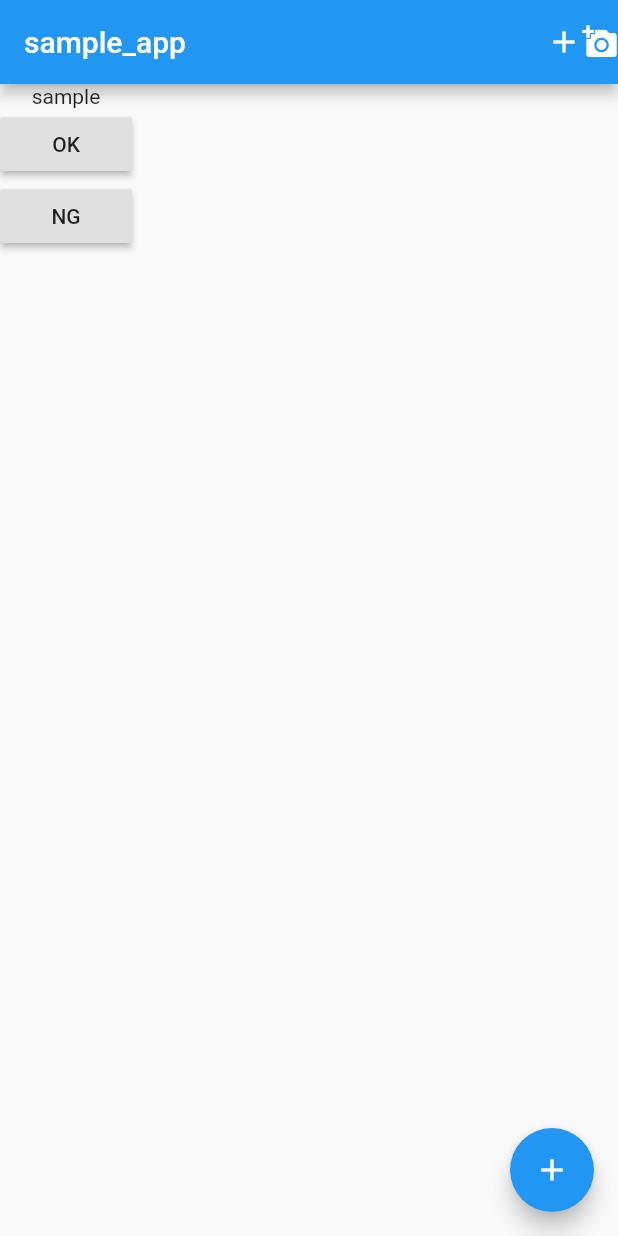
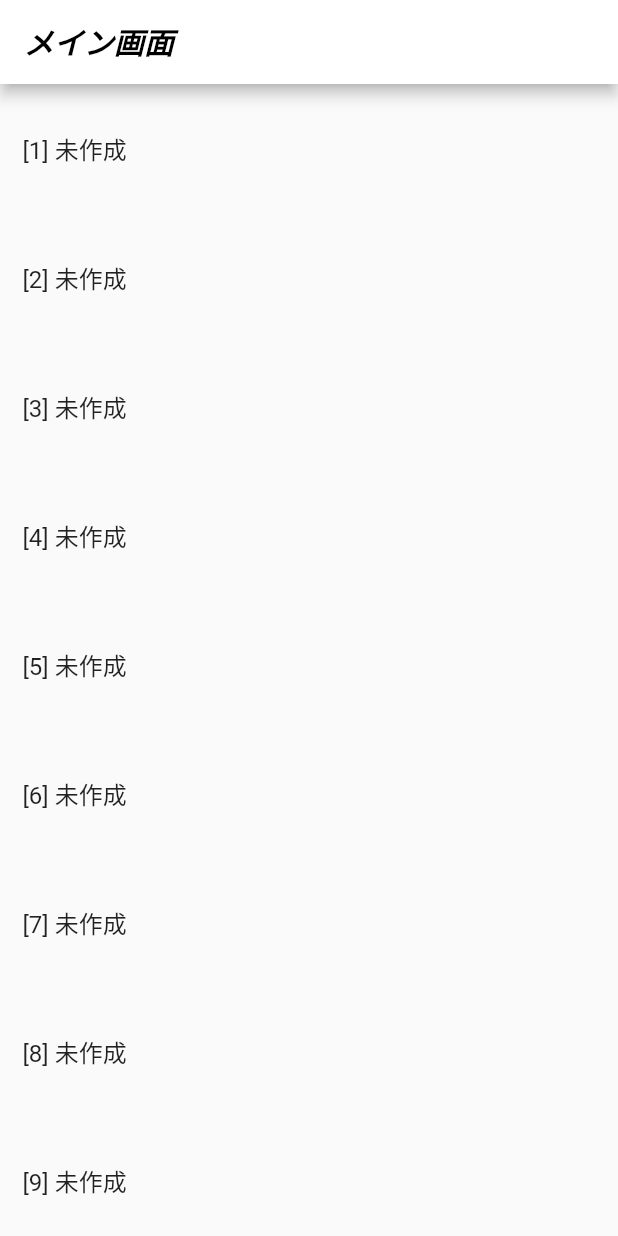
Before and after one commit to koji-matsu/sample-app, a Flutter app: the screen it shows after launch, on a phone screen of 412 x 824 dp. Run offline on Flutter 3.47's test engine with Material 2 defaults, Android fonts, the phone set to English and light mode, and no system bars.

Commit message:
no comment

```diff
--- a/lib/main.dart
+++ b/lib/main.dart
@@ -3,80 +3,55 @@ import 'package:flutter/material.dart';
 import 'ng_page.dart';
 
 void main() {
-  runApp(const MyApp());
+  runApp(const SampleApp());
 }
 
-class MyApp extends StatelessWidget {
-  const MyApp({Key? key}) : super(key: key);
+class SampleApp extends StatelessWidget {
+  const SampleApp({Key? key}) : super(key: key);
 
-  // This widget is the root of your application.aa
   @override
   Widget build(BuildContext context) {
     return MaterialApp(
-      title: 'Named Routes Demo',
-      // Start the app with the "/" named route. In this case, the app starts
-      // on the FirstScreen widget.
+      title: 'sample app',
       initialRoute: '/',
       routes: {
-        // When navigating to the "/" route, build the FirstScreen widget.
-        '/': (context) => const MyHomePage(title: 'HOME Page',),
-        // When navigating to the "/second" route, build the SecondScreen widget.
-        '/second': (context) => ngPage(),
+        '/': (context) => MainPage(),
+        '/Item0': (context) => ngPage(),
+
       },
     );
   }
 }
 
-class MyHomePage extends StatefulWidget {
-  const MyHomePage({Key? key, required this.title}) : super(key: key);
-
-  final String title;
-
-  @override
-  State<MyHomePage> createState() => _MyHomePageState();
-}
-
-class _MyHomePageState extends State<MyHomePage> {
-  int _counter = 0;
-
-  void _incrementCounter() {
-    setState(() {
-      _counter++;
-    });
-  }
+class MainPage extends StatelessWidget {
+  final List<String> itemTitle = ["[1] 未作成", "[2] 未作成", "[3] 未作成", "[4] 未作成", "[5] 未作成", "[6] 未作成", "[7] 未作成", "[8] 未作成", "[9] 未作成", "[10] 未作成"];
+  final List<String> itemsPath = List<String>.generate(10, (i) => '/Item$i');
 
   @override
   Widget build(BuildContext context) {
     return Scaffold(
       appBar: AppBar(
-        title: Text("sample_app"),
-        actions: const <Widget> [
-          Icon(Icons.add),
-          Icon(Icons.add_a_photo)
-        ],
+        backgroundColor: Colors.white,
+        title: const Text("メイン画面",
+          style: TextStyle(
+              color: Colors.black,
+              fontStyle: FontStyle.italic,
+              fontWeight: FontWeight.bold),),
       ),
       body: Container(
-        child: Column(
-          children: [
-            Text("sample"),
-            RaisedButton(
-              child: Text("OK"),
-              onPressed:() {
-
-              },),
-          RaisedButton(
-            child: Text("NG"),
-            onPressed:() {
-              Navigator.pushNamed(context, "/second");
-            },),
-          ],
-        ),
+          child: ListView.builder(
+            itemCount: itemTitle.length,
+            itemBuilder: (context, index) {
+              return ListTile(
+                onTap: () {
+                  Navigator.pushNamed(context, itemsPath[index]);
+                },
+                contentPadding: EdgeInsets.all(15),
+                title: Text(itemTitle[index]),
+              );
+            },
+          )
       ),
-      floatingActionButton: FloatingActionButton(
-        onPressed: _incrementCounter,
-        tooltip: 'Increment',
-        child: const Icon(Icons.add),
-      ), // This trailing comma makes auto-formatting nicer for build methods.
     );
   }
 }
```
